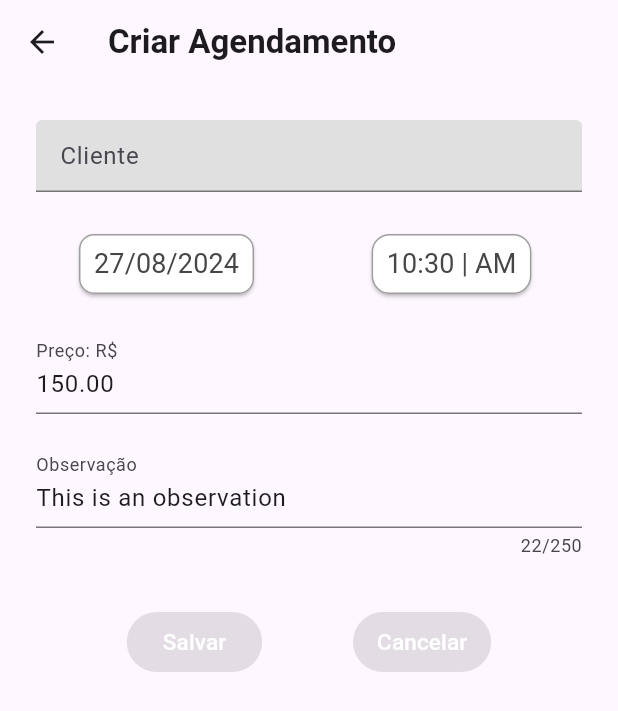
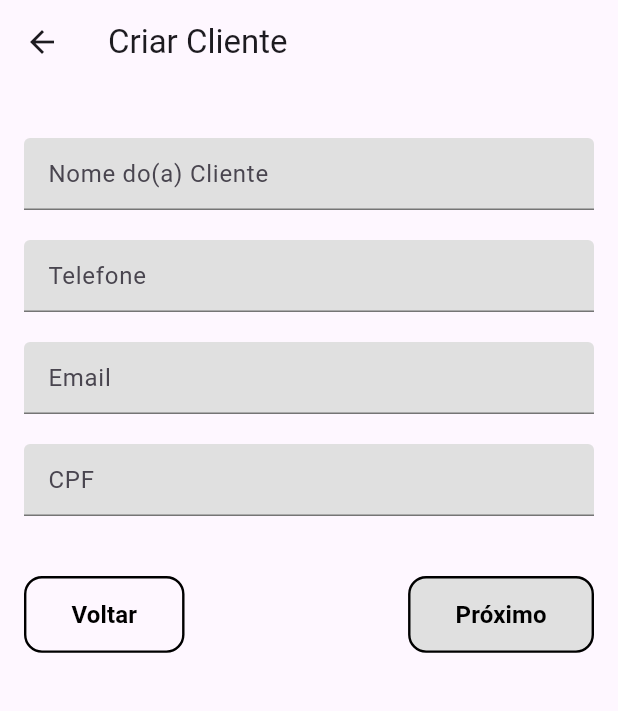
Before and after one commit to MatthewLacerda2/FixFlow, a Flutter app: the SchedulesScreen screen opened directly, after a tap on the "person add alt 1" icon, on a phone screen of 412 x 824 dp. Shown: the top 711 px of the screen. Run offline on Flutter 3.47's test engine with Material 3 defaults, Android fonts, the phone set to English and light mode, and no system bars; our stand-ins replace email_validator, font_awesome_flutter, introduction_screen; missing offline and left inert: snackbar.

Commit message:
create client screen

```diff
--- /dev/null
+++ b/flow_app/lib/components/Inputs/CPF_input_field.dart
@@ -0,0 +1,50 @@
+import 'package:flutter/material.dart';
+import 'package:flutter/services.dart';
+
+import 'custom_input_field.dart';
+
+class CPFInputField extends StatelessWidget {
+  const CPFInputField({
+    super.key,
+    required this.placeholder,
+    required this.onCPFChanged,
+  });
+  final String placeholder;
+  final Function(String) onCPFChanged;
+
+  @override
+  Widget build(BuildContext context) {
+    return CustomInputField(
+      placeholder: placeholder,
+      onTextChanged: onCPFChanged,
+      inputType: TextInputType.number,
+      inputFormatters: <TextInputFormatter>[
+        FilteringTextInputFormatter.digitsOnly,
+        _CPFInputFormatter(),
+      ],
+    );
+  }
+}
+
+class _CPFInputFormatter extends TextInputFormatter {
+  @override
+  TextEditingValue formatEditUpdate(
+    TextEditingValue oldValue,
+    TextEditingValue newValue,
+  ) {
+    if (newValue.text.length > 14) {
+      return oldValue;
+    }
+    final String digits = newValue.text.replaceAll(RegExp(r'\D'), '');
+    String formatted = '';
+    for (int i = 0; i < digits.length; i++) {
+      if (i == 3 || i == 6) formatted += '.';
+      if (i == 9) formatted += '-';
+      formatted += digits[i];
+    }
+    return newValue.copyWith(
+      text: formatted,
+      selection: TextSelection.collapsed(offset: formatted.length),
+    );
+  }
+}
--- /dev/null
+++ b/flow_app/lib/screen/create_client_screen.dart
@@ -0,0 +1,92 @@
+import 'package:flutter/material.dart';
+
+import '../components/Buttons/custom_button.dart';
+import '../components/Inputs/CPF_input_field.dart';
+import '../components/Inputs/email_input_field.dart';
+import '../components/Inputs/name_input_field.dart';
+import '../components/Inputs/phone_input_field.dart';
+
+class CreateClientScreen extends StatelessWidget {
+  const CreateClientScreen({super.key, required this.nextScreen});
+
+  final Widget nextScreen;
+
+  @override
+  Widget build(BuildContext context) {
+    return Scaffold(
+      appBar: AppBar(
+        title: const Text('Criar Cliente'),
+      ),
+      body: Padding(
+        padding: const EdgeInsets.all(16.0),
+        child: Column(
+          crossAxisAlignment: CrossAxisAlignment.start,
+          children: <Widget>[
+            const SizedBox(height: 20),
+            NameInputField(
+              placeholder: 'Nome do(a) Cliente',
+              onNameChanged: (String name) {
+                print('Name is: $name');
+              },
+            ),
+            const SizedBox(height: 20),
+            PhoneInputField(
+              placeholder: 'Telefone',
+              onPhoneChanged: (String phone) {
+                print('Phone Number: $phone');
+              },
+            ),
+            const SizedBox(height: 20),
+            EmailInputField(
+              placeholder: 'Email',
+              onEmailValidated: (String email) {
+                print('Validated Email: $email');
+              },
+            ),
+            const SizedBox(height: 20),
+            CPFInputField(
+              placeholder: "CPF",
+              onCPFChanged: (String cpf) {
+                print('CPF is: $cpf');
+              },
+            ),
+            const SizedBox(height: 40),
+            Align(
+              child: Row(
+                mainAxisAlignment: MainAxisAlignment.spaceBetween,
+                children: <Widget>[
+                  CustomButton(
+                    text: "Voltar",
+                    textSize: 16,
+                    backgroundColor: Colors.transparent,
+                    borderRadius: 12,
+                    padding:
+                        const EdgeInsets.symmetric(vertical: 1, horizontal: 30),
+                    onPressed: () {
+                      Navigator.pop(context);
+                    },
+                  ),
+                  CustomButton(
+                    text: "Próximo",
+                    textSize: 16,
+                    backgroundColor: Colors.grey[300]!,
+                    borderRadius: 12,
+                    padding:
+                        const EdgeInsets.symmetric(vertical: 1, horizontal: 30),
+                    onPressed: () {
+                      Navigator.push(
+                        context,
+                        MaterialPageRoute<void>(
+                            builder: (BuildContext context) => nextScreen),
+                      );
+                    },
+                  ),
+                ],
+              ),
+            ),
+          ],
+        ),
+      ),
+    );
+  }
+}
--- a/flow_app/lib/screen/main/logs_screen.dart
+++ b/flow_app/lib/screen/main/logs_screen.dart
@@ -3,6 +3,7 @@ import 'package:flutter/material.dart';
 import '../../components/Buttons/rounded_icon_button.dart';
 import '../../components/logs_list.dart';
 import '../apts/log_screen.dart';
+import '../create_client_screen.dart';
 import '../edit_apt/create_log_screen.dart';
 
 class LogsScreen extends StatelessWidget {
@@ -87,12 +88,14 @@ class LogsScreen extends StatelessWidget {
                 Navigator.push(
                   context,
                   MaterialPageRoute<void>(
-                    builder: (BuildContext context) => CreateLogScreen(
-                      contactado: false,
-                      horario: TimeOfDay.now(),
-                      dia: DateTime(2024, 8, 27),
-                      preco: 150.00,
-                      observacao: "This is an observation",
+                    builder: (BuildContext context) => CreateClientScreen(
+                      nextScreen: CreateLogScreen(
+                        contactado: false,
+                        horario: TimeOfDay.now(),
+                        dia: DateTime(2024, 8, 27),
+                        preco: 150.00,
+                        observacao: "This is an observation",
+                      ),
                     ),
                   ),
                 );
--- a/flow_app/lib/screen/main/schedules_screen.dart
+++ b/flow_app/lib/screen/main/schedules_screen.dart
@@ -3,6 +3,7 @@ import 'package:flutter/material.dart';
 import '../../components/Buttons/rounded_icon_button.dart';
 import '../../components/schedules_list.dart';
 import '../apts/schedule_screen.dart';
+import '../create_client_screen.dart';
 import '../edit_apt/create_schedule_screen.dart';
 
 //TODO: filters (date, hour, client)
@@ -83,12 +84,14 @@ class SchedulesScreen extends StatelessWidget {
                 Navigator.push(
                   context,
                   MaterialPageRoute<void>(
-                    builder: (BuildContext context) => CreateScheduleScreen(
-                      contactado: false,
-                      horario: TimeOfDay.now(),
-                      dia: DateTime(2024, 8, 27),
-                      preco: 150.00,
-                      observacao: "This is an observation",
+                    builder: (BuildContext context) => CreateClientScreen(
+                      nextScreen: CreateScheduleScreen(
+                        contactado: false,
+                        horario: TimeOfDay.now(),
+                        dia: DateTime(2024, 8, 27),
+                        preco: 150.00,
+                        observacao: "This is an observation",
+                      ),
                     ),
                   ),
                 );
--- a/flow_app/lib/screen/test_screen.dart
+++ b/flow_app/lib/screen/test_screen.dart
@@ -1,5 +1,6 @@
 import 'package:flutter/material.dart';
 
+import '../components/Inputs/CPF_input_field.dart';
 import '../components/Inputs/check_input_field.dart';
 import '../components/Inputs/cnpj_input_field.dart';
 import '../components/Inputs/date_picker_rectangle.dart';
@@ -52,7 +53,7 @@ class TestScreen extends StatelessWidget {
             ),
             const SizedBox(height: 20),
             NameInputField(
-              placeholder: 'Nome da Empresa',
+              placeholder: 'Nome do Empresa',
               onNameChanged: (String name) {
                 print('Name is: $name');
               },
@@ -78,6 +79,12 @@ class TestScreen extends StatelessWidget {
                 print('CNPJ is: $cnpj');
               },
             ),
+            const SizedBox(height: 20),
+            CPFInputField(
+                placeholder: "CPF",
+                onCPFChanged: (String cpf) {
+                  print('CPF is: $cpf');
+                })
           ],
         ),
       ),
```
